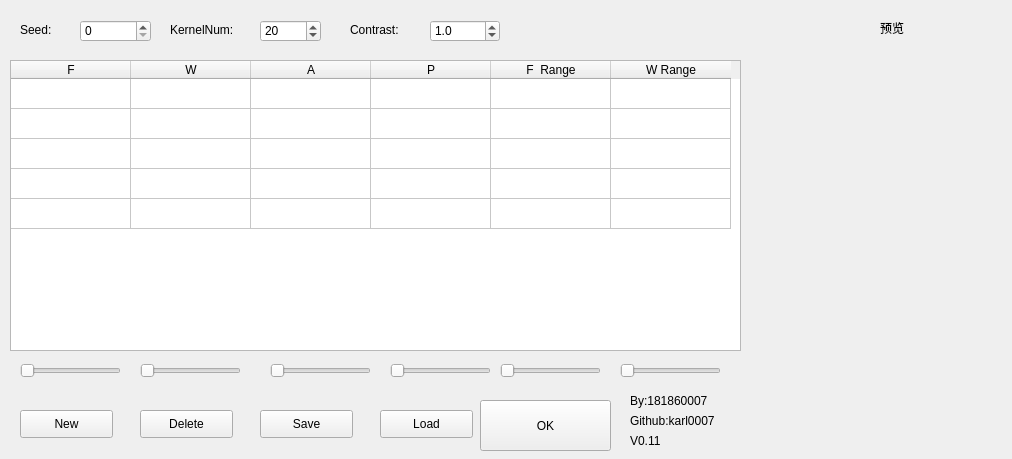
This is Gabor noise/ParaTable.ui in Karl0007/GaborNoise as Qt 5 draws it before an edit. The edited form follows.
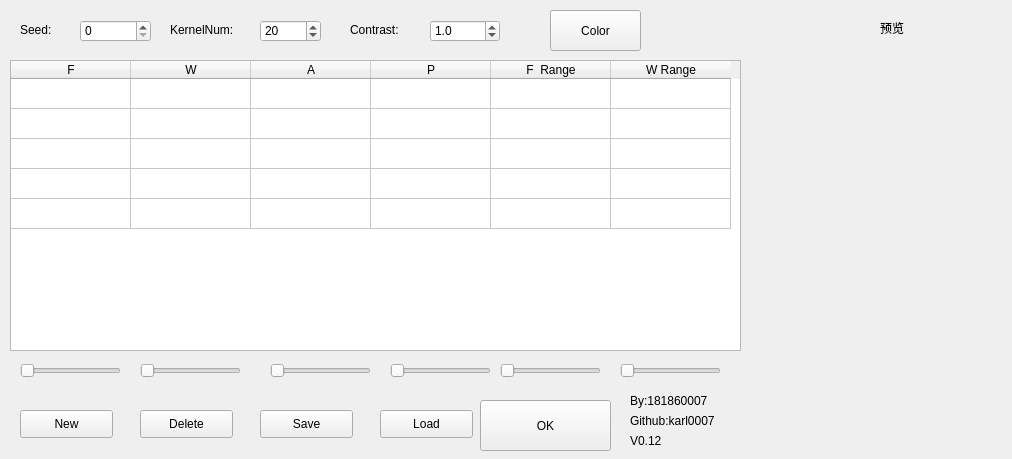
This is the edited form.

Diff of the .ui file:
```diff
--- a/Gabor noise/ParaTable.ui
+++ b/Gabor noise/ParaTable.ui
@@ -432,7 +432,20 @@
     </rect>
    </property>
    <property name="text">
-    <string>V0.11</string>
+    <string>V0.12</string>
+   </property>
+  </widget>
+  <widget class="QPushButton" name="Color">
+   <property name="geometry">
+    <rect>
+     <x>550</x>
+     <y>10</y>
+     <width>91</width>
+     <height>41</height>
+    </rect>
+   </property>
+   <property name="text">
+    <string>Color</string>
    </property>
   </widget>
  </widget>
```
